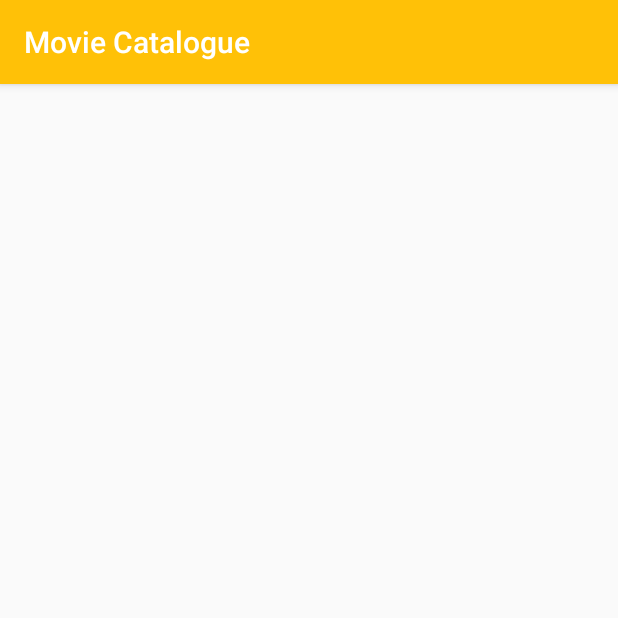
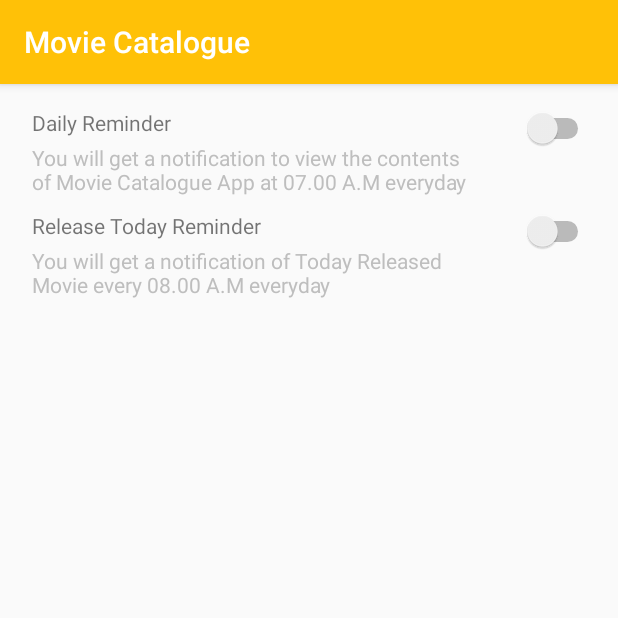
Before and after one commit to agusth24/Movie-Catalogue-Final, an Android app: the ReminderActivity screen opened directly, with no data from a screen before it, on a phone screen of 412 x 824 dp, the top half of it. Run offline under Robolectric (Android 15) with nearby library versions, the phone set to English and light mode, and no system bars.

Commit message:
layout reminder

```diff
--- a/app/src/main/res/layout/activity_movies_detail.xml
+++ b/app/src/main/res/layout/activity_movies_detail.xml
@@ -4,7 +4,7 @@
     xmlns:tools="http://schemas.android.com/tools"
     android:layout_width="match_parent"
     android:layout_height="match_parent"
-    tools:context=".activity.MainActivity">
+    tools:context=".activity.MoviesDetailActivity">
 
     <androidx.constraintlayout.widget.ConstraintLayout
         android:layout_width="match_parent"
--- a/app/src/main/res/layout/activity_reminder.xml
+++ b/app/src/main/res/layout/activity_reminder.xml
@@ -1,8 +1,87 @@
 <?xml version="1.0" encoding="utf-8"?>
 <androidx.constraintlayout.widget.ConstraintLayout xmlns:android="http://schemas.android.com/apk/res/android"
+    xmlns:app="http://schemas.android.com/apk/res-auto"
     xmlns:tools="http://schemas.android.com/tools"
     android:layout_width="match_parent"
     android:layout_height="match_parent"
+    android:padding="16dp"
     tools:context=".activity.ReminderActivity">
 
+    <ImageView
+        android:id="@+id/img_daily"
+        android:layout_width="wrap_content"
+        android:layout_height="wrap_content"
+        android:contentDescription="@string/reminder_daily"
+        app:layout_constraintBottom_toBottomOf="@+id/desc_daily"
+        app:layout_constraintStart_toStartOf="parent"
+        app:layout_constraintTop_toTopOf="parent" />
+
+    <TextView
+        android:id="@+id/tv_daily"
+        android:layout_width="wrap_content"
+        android:layout_height="wrap_content"
+        android:layout_marginStart="5dp"
+        android:text="@string/reminder_daily"
+        app:layout_constraintStart_toEndOf="@+id/img_daily"
+        app:layout_constraintTop_toTopOf="parent" />
+
+    <TextView
+        android:id="@+id/desc_daily"
+        android:layout_width="300dp"
+        android:layout_height="wrap_content"
+        android:layout_marginStart="5dp"
+        android:layout_marginTop="4dp"
+        android:text="@string/reminder_daily_desc"
+        android:textColor="@android:color/secondary_text_dark"
+        app:layout_constraintStart_toEndOf="@id/img_daily"
+        app:layout_constraintTop_toBottomOf="@+id/tv_daily" />
+
+    <Switch
+        android:id="@+id/sw_daily"
+        android:layout_width="wrap_content"
+        android:layout_height="wrap_content"
+        app:layout_constraintEnd_toEndOf="parent"
+        app:layout_constraintTop_toTopOf="parent" />
+
+    <ImageView
+        android:id="@+id/img_release"
+        android:layout_width="wrap_content"
+        android:layout_height="wrap_content"
+        android:layout_marginTop="10dp"
+        android:contentDescription="@string/reminder_daily"
+        app:layout_constraintBottom_toBottomOf="@+id/desc_release"
+        app:layout_constraintStart_toStartOf="parent"
+        app:layout_constraintTop_toBottomOf="@id/desc_daily" />
+
+    <TextView
+        android:id="@+id/tv_release"
+        android:layout_width="wrap_content"
+        android:layout_height="wrap_content"
+        android:layout_marginStart="5dp"
+        android:layout_marginTop="10dp"
+        android:text="@string/reminder_release"
+        app:layout_constraintStart_toEndOf="@+id/img_release"
+        app:layout_constraintTop_toBottomOf="@id/desc_daily"
+        />
+
+    <TextView
+        android:id="@+id/desc_release"
+        android:layout_width="300dp"
+        android:layout_height="wrap_content"
+        android:layout_marginStart="5dp"
+        android:layout_marginTop="4dp"
+        android:text="@string/reminder_release_desc"
+        android:textColor="@android:color/secondary_text_dark"
+        app:layout_constraintStart_toEndOf="@id/img_release"
+        app:layout_constraintTop_toBottomOf="@+id/tv_release" />
+
+    <Switch
+        android:id="@+id/sw_release"
+        android:layout_width="wrap_content"
+        android:layout_height="wrap_content"
+        android:layout_marginTop="10dp"
+        app:layout_constraintEnd_toEndOf="parent"
+        app:layout_constraintTop_toBottomOf="@id/desc_daily"
+        />
+
 </androidx.constraintlayout.widget.ConstraintLayout>
--- a/app/src/main/res/values/strings.xml
+++ b/app/src/main/res/values/strings.xml
@@ -28,4 +28,8 @@
     <string name="search_movie_hint">Search Movie</string>
     <string name="search_tv_hint">Search Tv Show</string>
     <string name="empty_text">NO DATA</string>
+    <string name="reminder_daily">Daily Reminder</string>
+    <string name="reminder_daily_desc">You will get a notification to view the contents of Movie Catalogue App at 07.00 A.M everyday</string>
+    <string name="reminder_release">Release Today Reminder</string>
+    <string name="reminder_release_desc">You will get a notification of Today Released Movie every 08.00 A.M everyday</string>
 </resources>
```
Also changed, not shown: app/src/main/res/drawable/ic_notifications_black.png (added), app/src/main/res/drawable/ic_notifications_off.png (added), app/src/main/res/drawable/ic_notifications_on.png (added), 2 other files.
